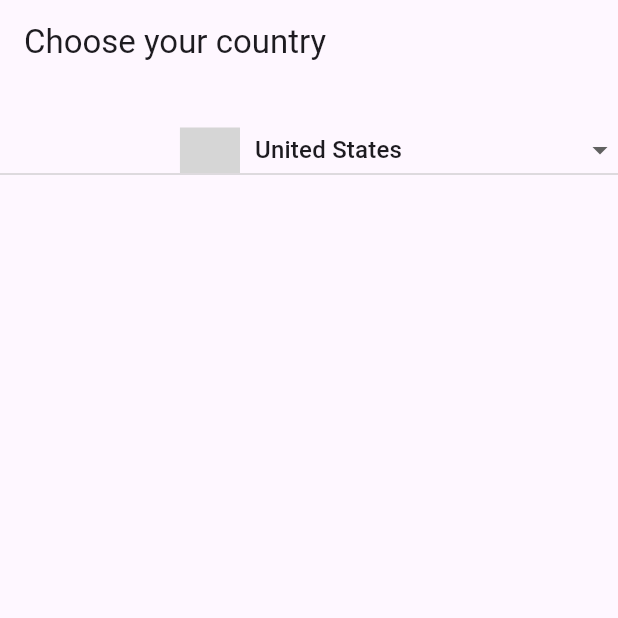
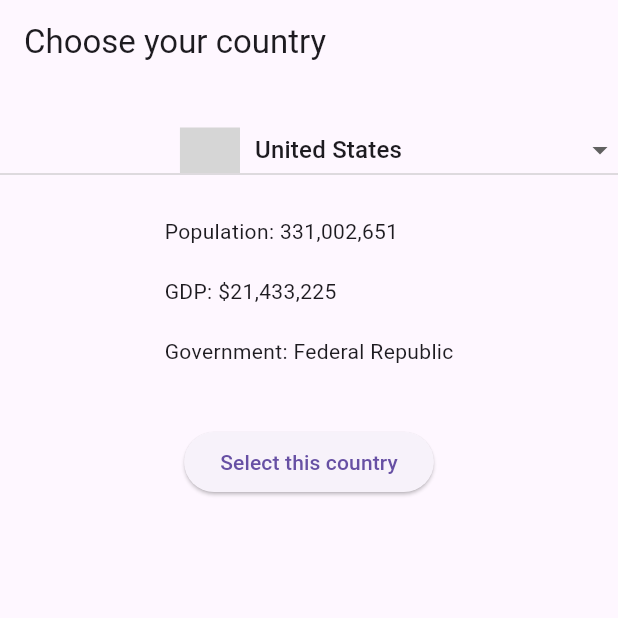
Before and after one commit to MetaEarthProject/MetaEarthSingle, a Flutter app: the screen it shows after launch, on a phone screen of 412 x 824 dp, the top half of it. Run offline on Flutter 3.47's test engine with Material 3 defaults, Android fonts, the phone set to English and light mode, and no system bars; our stand-ins replace hive; missing offline and left inert: country_flags; accounts and stored records are empty; grey boxes are pictures that could not be loaded.

Commit message:
Migrate DB from SQLite to Hive

```diff
--- a/lib/country_model.dart
+++ b/lib/country_model.dart
@@ -1,11 +1,27 @@
-class Country {
+import 'package:hive/hive.dart';
+part 'country_model.g.dart'; // Name of the TypeAdapter that will be generated
+
+@HiveType(typeId: 0) // Unique identifier for this type
+class Country extends HiveObject {
+  @HiveField(0)
   int? id;
+
+  @HiveField(1)
   String code;
+
+  @HiveField(2)
   String name;
+
+  @HiveField(3)
   int population;
+
+  @HiveField(4)
   int gdp;
+
+  @HiveField(5)
   String governmentSystem;
 
+  // Additional
   Country({
     this.id,
     required this.code,
@@ -14,27 +30,4 @@ class Country {
     required this.gdp,
     required this.governmentSystem,
   });
-
-  Map<String, dynamic> toMap() {
-    return {
-      'id': id,
-      'code': code,
-      'name': name,
-      'population': population,
-      'gdp': gdp,
-      'government_system': governmentSystem,
-    };
-  }
-
-  factory Country.fromMap(Map<String, dynamic> map) {
-    print('Creating Country from map: $map');
-    return Country(
-      id: map['id'],
-      code: map['code'],
-      name: map['name'],
-      population: map['population'],
-      gdp: map['gdp'],
-      governmentSystem: map['government_system'],
-    );
-  }
 }
--- a/lib/main.dart
+++ b/lib/main.dart
@@ -1,11 +1,23 @@
 import 'package:flutter/material.dart';
 import 'package:country_flags/country_flags.dart';
+import 'package:hive/hive.dart';
+import 'package:path_provider/path_provider.dart' as path_provider;
 import 'country_controller.dart';
 import 'country_model.dart';
+import 'package:intl/intl.dart';
 
-void main() {
+void main() async {
   WidgetsFlutterBinding.ensureInitialized();
   print('Initializing app');
+  final applicationDocumentsDirectory =
+      await path_provider.getApplicationDocumentsDirectory();
+  Hive.init(applicationDocumentsDirectory.path);
+  Hive.registerAdapter(CountryAdapter());
+  await Hive.openBox<Country>('countries');
+
+  // Insert sample data
+  final countryController = CountryController();
+  await countryController.insertSampleData();
   runApp(const MyApp());
 }
 
@@ -35,15 +47,12 @@ class CountryDropdown extends StatefulWidget {
 
 class _CountryDropdownState extends State<CountryDropdown> {
   String selectedCountry = 'US'; // Default country
-  late Future<List<Country>> countriesFuture;
+
   late Map<String, String> selectedCountryDetails;
-
-  final CountryController _countryController = CountryController();
 
   @override
   void initState() {
     super.initState();
-    countriesFuture = _countryController.getCountries();
     selectedCountryDetails = {};
     updateCountryDetails(selectedCountry);
   }
@@ -51,8 +60,7 @@ class _CountryDropdownState extends State<CountryDropdown> {
   Future<void> updateCountryDetails(String countryCode) async {
     print('Updating country details for $countryCode');
 
-    Country? selectedCountry =
-        await _countryController.getCountryDetails(countryCode);
+    Country? selectedCountry = Hive.box<Country>('countries').get(countryCode);
 
     if (selectedCountry != null) {
       setState(() {
@@ -77,13 +85,13 @@ class _CountryDropdownState extends State<CountryDropdown> {
 
   @override
   Widget build(BuildContext context) {
-    return FutureBuilder(
-      future: countriesFuture,
-      builder: (context, snapshot) {
-        if (snapshot.connectionState == ConnectionState.done) {
-          List<Country>? countries = snapshot.data;
+    final countryBox = Hive.box<Country>('countries');
+    final countries = countryBox.values.toList();
 
-          if (countries == null || countries.isEmpty) {
+    // Sort the countries by name in ascending order
+    // countries.sort((a, b) => a.name.compareTo(b.name));
+
+    if (countries.isEmpty) {
       return const Center(
         child: Text('No countries available.'),
       );
@@ -121,18 +129,18 @@ class _CountryDropdownState extends State<CountryDropdown> {
         Column(
           crossAxisAlignment: CrossAxisAlignment.start,
           children: selectedCountryDetails.entries
-                    .map((entry) => Text('${entry.key}: ${entry.value}\n'))
+              .map((entry) => Text(
+                  '${entry.key}: ${entry.key == 'GDP' ? '\$' : ''}${entry.key == 'Population' || entry.key == 'GDP' ? NumberFormat.decimalPattern().format(int.parse(entry.value)) : entry.value}\n'))
               .toList(),
+        ),
+        const SizedBox(height: 20),
+        ElevatedButton(
+          onPressed: () {
+            print('Selected country: $selectedCountry');
+          },
+          child: const Text('Select this country'),
         ),
       ],
     );
-        } else {
-          // Show loading indicator while initializing
-          return const Center(
-            child: CircularProgressIndicator(),
-          );
-        }
-      },
-    );
   }
 }
--- a/pubspec.yaml
+++ b/pubspec.yaml
@@ -33,6 +33,10 @@ dependencies:
   country_flags: ^2.2.0
   sqflite: ^2.0.0
   path: ^1.8.3
+  hive: ^2.0.4
+  hive_flutter: ^1.1.0
+  path_provider: ^2.0.2
+  intl: ^0.17.0
 
   # The following adds the Cupertino Icons font to your application.
   # Use with the CupertinoIcons class for iOS style icons.
@@ -48,6 +52,8 @@ dev_dependencies:
   # package. See that file for information about deactivating specific lint
   # rules and activating additional ones.
   flutter_lints: ^3.0.1
+  build_runner: ^2.1.4
+  hive_generator: ^2.0.1
 
 # For information on the generic Dart part of this file, see the
 # following page: https://dart.dev/tools/pub/pubspec
```
Also changed, not shown: lib/country_controller.dart (+21 -62 lines), lib/country_model.g.dart (added), pubspec.lock, 1 other file. Lines whose indentation alone changed are shown as unchanged.
